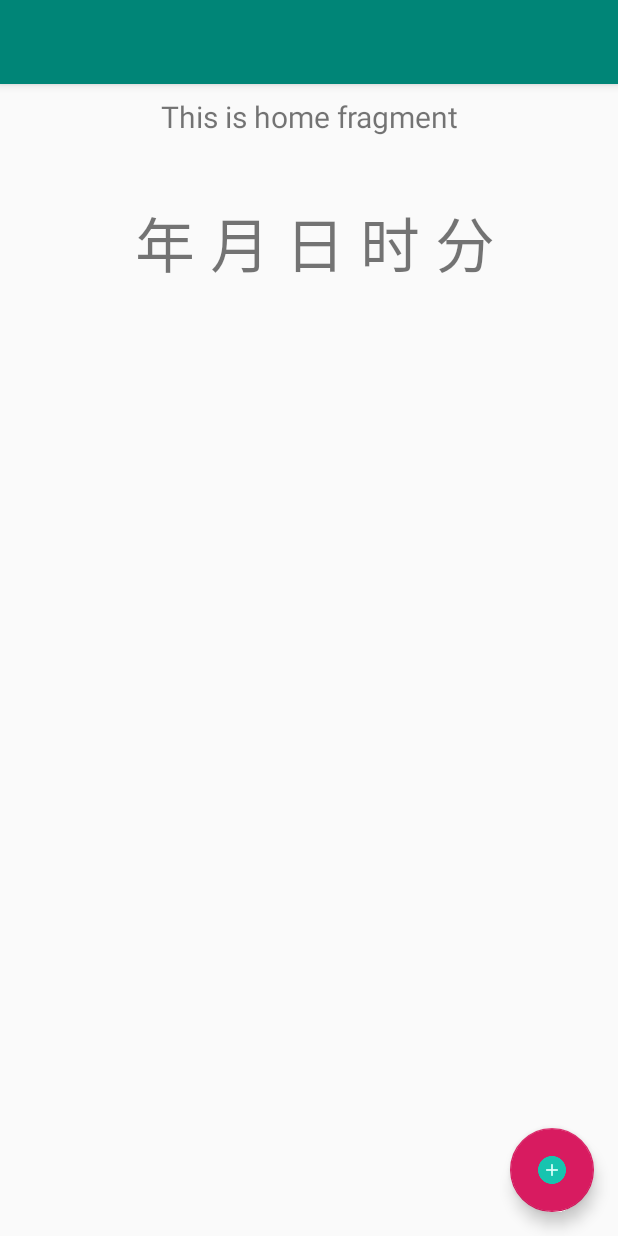
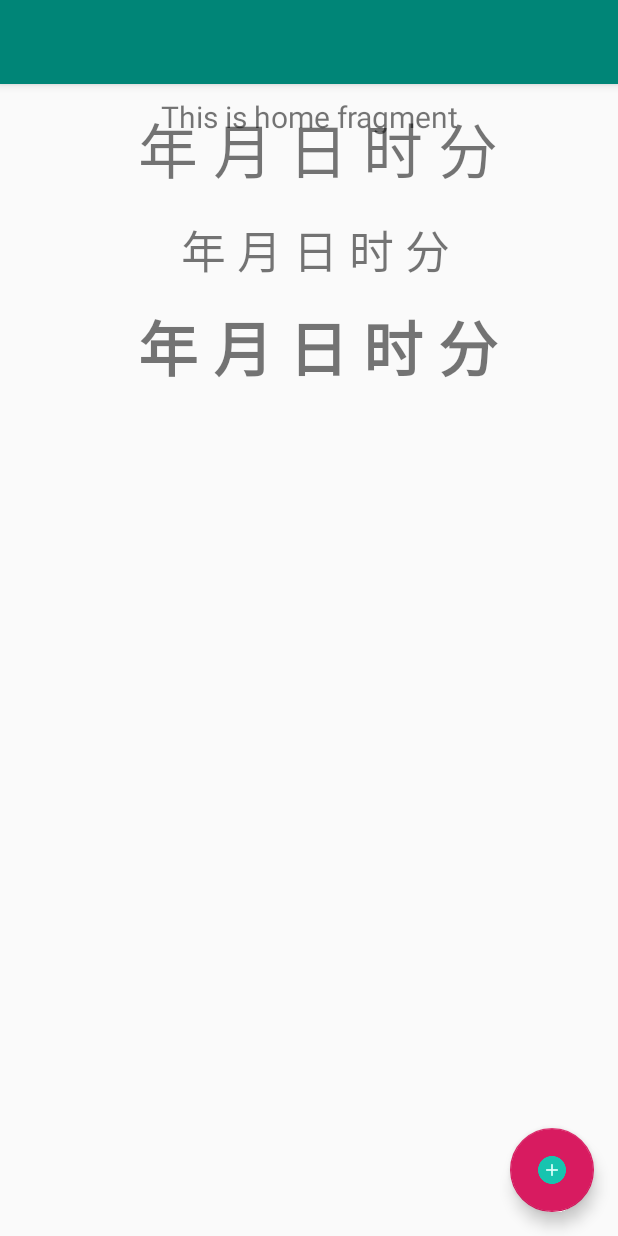
Before and after one commit to Leogod/Mytime, an Android app: the layout app_bar_main.xml on its own in the app's theme, with its tools: preview values and no code run, on a phone screen of 412 x 824 dp. Run offline under Robolectric (Android 15) with nearby library versions, the phone set to English and light mode, and no system bars.

Commit message:
大体实现倒计时功能

```diff
--- a/app/src/main/res/layout/content_main.xml
+++ b/app/src/main/res/layout/content_main.xml
@@ -14,31 +14,51 @@
         android:layout_height="match_parent"
         app:defaultNavHost="true"
         app:navGraph="@navigation/mobile_navigation"
-        tools:layout_editor_absoluteX="16dp"
-        tools:layout_editor_absoluteY="-115dp" />
+        tools:layout_editor_absoluteY="223dp" />
 
     <TextView
-        android:id="@+id/textView2"
-        android:layout_width="409dp"
-        android:layout_height="212dp"
-        android:layout_marginBottom="24dp"
+        android:id="@+id/text_view_time_bottom"
+        android:layout_width="413dp"
+        android:layout_height="87dp"
+
+        android:layout_marginTop="132dp"
+        android:gravity="center"
         android:text=" 年 月 日 时 分"
+        android:textSize="40sp"
+        android:textStyle="bold"
+        app:layout_constraintStart_toStartOf="parent"
+        app:layout_constraintTop_toTopOf="@+id/nav_host_fragment" />
+
+    <TextView
+        android:id="@+id/text_view_time_top"
+        android:layout_width="413dp"
+        android:layout_height="87dp"
+
         android:gravity="center"
+        android:text=" 年 月 日 时 分"
+        android:textSize="40sp"
+        app:layout_constraintStart_toStartOf="parent"
+        app:layout_constraintTop_toTopOf="@+id/nav_host_fragment" />
 
-        android:textSize="40sp"
-        app:layout_constraintBottom_toTopOf="@+id/list_view_itime_record"
+    <TextView
+        android:id="@+id/text_view_time_middle"
+        android:layout_width="413dp"
+        android:layout_height="44dp"
+
+        android:layout_marginTop="88dp"
+        android:gravity="center"
+        android:text=" 年 月 日 时 分"
+        android:textSize="30sp"
+
         app:layout_constraintStart_toStartOf="parent"
-        app:layout_constraintTop_toTopOf="@+id/nav_host_fragment"
-        app:layout_constraintVertical_bias="0.0" />
+        app:layout_constraintTop_toTopOf="@+id/nav_host_fragment" />
 
     <ListView
         android:id="@+id/list_view_itime_record"
         android:layout_width="412dp"
         android:layout_height="452dp"
-        app:layout_constraintBottom_toBottomOf="parent"
         app:layout_constraintStart_toStartOf="parent"
-        app:layout_constraintTop_toTopOf="parent"
-        app:layout_constraintVertical_bias="1.0">
+        app:layout_constraintTop_toBottomOf="@+id/text_view_time_bottom">
 
 
     </ListView>
```
Also changed, not shown: app/src/main/java/com/example/myapplicat/MainActivity.java (+121 -2 lines).
